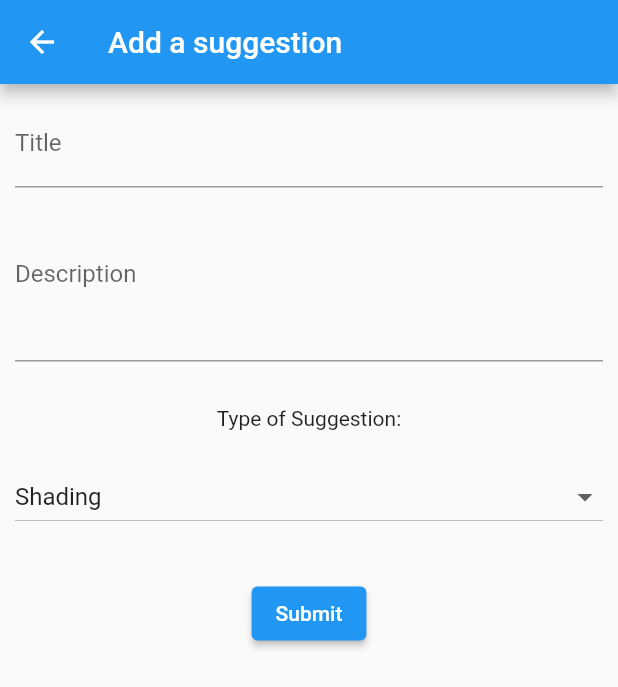
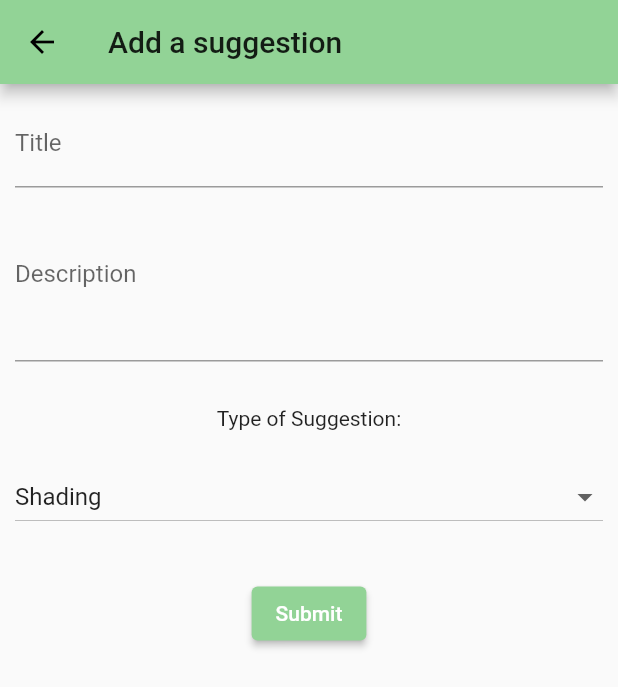
Before and after one commit to underwhelmingToaster/coolUrbanSpaces, a Flutter app: the AddSuggestionView screen opened directly, on a phone screen of 412 x 824 dp. Shown: the top 687 px of the screen. Run offline on Flutter 3.47's test engine with Material 2 defaults, Android fonts, the phone set to English and light mode, and no system bars; our stand-ins replace flutter_map, flutter_svg, latlong2; missing offline and left inert: flutter_map_marker_cluster.

Commit message:
Implement Themesystem

```diff
--- a/lib/view/add_suggestion_view.dart
+++ b/lib/view/add_suggestion_view.dart
@@ -76,6 +76,9 @@ class AddSuggestionView extends StatelessWidget{
                 ),
                 Padding(padding: EdgeInsets.all(30),
                   child: ElevatedButton(
+                    style: ElevatedButton.styleFrom(
+                      primary: Theme.of(context).primaryColor,
+                    ),
                     onPressed: () {
                         if(suggestionController.submit()) {
                           ScaffoldMessenger.of(context).showSnackBar(const SnackBar(content: Text('Processing Data')));
```
Also changed, not shown: lib/main.dart (+7 -5 lines).
